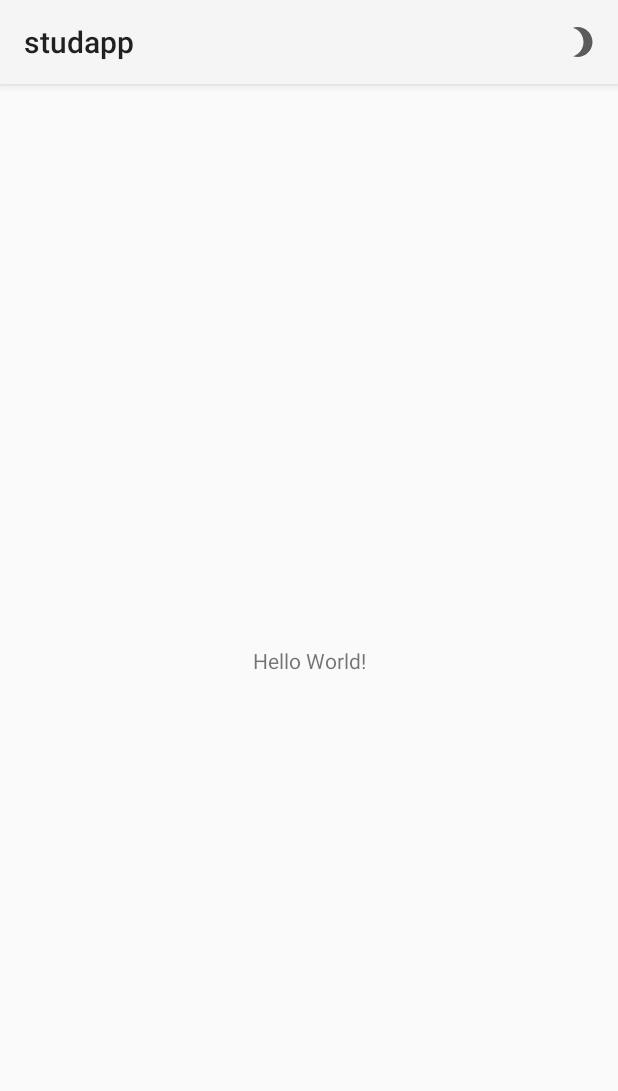
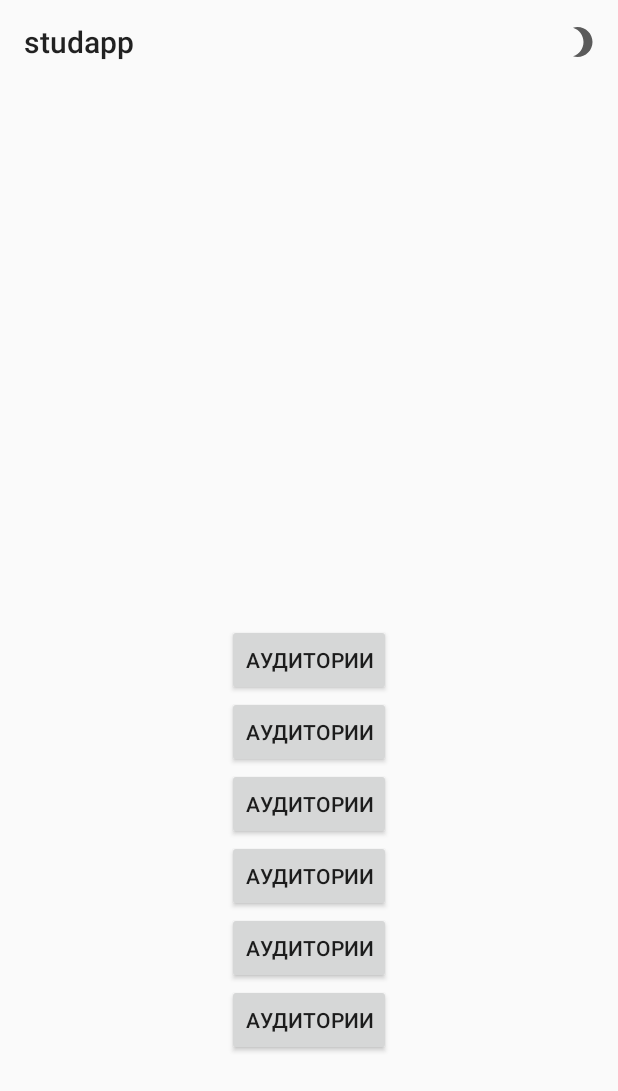
Before and after one commit to hghgrtut/BSUT_student_app, an Android app: the screen it shows after launch (MainActivity), on a phone screen of 412 x 824 dp. Shown: the top 1091 px of the screen. Run offline under Robolectric (Android 15) with nearby library versions, the phone set to English and light mode, and no system bars; our stand-ins replace navigation-ui.

Commit message:
feat: navigation

```diff
--- a/app/src/main/AndroidManifest.xml
+++ b/app/src/main/AndroidManifest.xml
@@ -9,7 +9,8 @@
         android:roundIcon="@mipmap/ic_launcher_round"
         android:supportsRtl="true"
         android:theme="@style/AppTheme">
-        <activity android:name=".mainscreen.MainActivity">
+        <activity android:name=".SomeNavigableActivity"></activity>
+        <activity android:name=".ui.activity.MainActivity">
             <intent-filter>
                 <action android:name="android.intent.action.MAIN" />
 
--- a/app/src/main/java/by/bsut/studapp/mainscreen/MainActivity.kt
+++ /dev/null
@@ -1,34 +0,0 @@
-package by.bsut.studapp.mainscreen
-
-import android.content.res.Configuration
-import androidx.appcompat.app.AppCompatActivity
-import android.os.Bundle
-import android.view.Menu
-import android.view.MenuItem
-import androidx.appcompat.app.AppCompatDelegate
-import by.bsut.studapp.R
-
-class MainActivity : AppCompatActivity() {
-    override fun onCreate(savedInstanceState: Bundle?) {
-        super.onCreate(savedInstanceState)
-        setContentView(R.layout.activity_main)
-    }
-
-    override fun onCreateOptionsMenu(menu: Menu?): Boolean {
-        menuInflater.inflate(R.menu.menu_toolbar, menu)
-        return true
-    }
-
-    override fun onOptionsItemSelected(item: MenuItem): Boolean {
-        return if (item.itemId == R.id.changeTheme) changeTheme()
-        else super.onOptionsItemSelected(item)
-    }
-
-    private fun changeTheme(): Boolean {
-        when (resources.configuration.uiMode and Configuration.UI_MODE_NIGHT_MASK){
-            Configuration.UI_MODE_NIGHT_YES -> AppCompatDelegate.setDefaultNightMode(AppCompatDelegate.MODE_NIGHT_NO)
-            Configuration.UI_MODE_NIGHT_NO -> AppCompatDelegate.setDefaultNightMode(AppCompatDelegate.MODE_NIGHT_YES)
-        }
-        return true
-    }
-}
--- /dev/null
+++ b/app/src/main/java/by/bsut/studapp/ui/activity/MainActivity.kt
@@ -0,0 +1,47 @@
+package by.bsut.studapp.ui.activity
+
+import android.content.res.Configuration
+import android.os.Bundle
+import android.view.Menu
+import android.view.MenuItem
+import androidx.appcompat.app.AppCompatActivity
+import androidx.appcompat.app.AppCompatDelegate
+import androidx.navigation.fragment.NavHostFragment
+import androidx.navigation.ui.NavigationUI
+import by.bsut.studapp.R
+import kotlinx.android.synthetic.main.activity_main.*
+
+class MainActivity : AppCompatActivity(R.layout.activity_main) {
+    private val navController by lazy(LazyThreadSafetyMode.NONE) {
+        val navHostFragment =
+            supportFragmentManager.findFragmentById(R.id.fragment_container_view) as NavHostFragment
+        navHostFragment.navController
+    }
+
+    override fun onCreate(savedInstanceState: Bundle?) {
+        super.onCreate(savedInstanceState)
+
+        setSupportActionBar(toolbar)
+        NavigationUI.setupWithNavController(toolbar, navController)
+    }
+
+    override fun onCreateOptionsMenu(menu: Menu?): Boolean {
+        menuInflater.inflate(R.menu.menu_toolbar, menu)
+        return true
+    }
+
+    override fun onOptionsItemSelected(item: MenuItem): Boolean {
+        return if (item.itemId == R.id.changeTheme) changeTheme()
+        else super.onOptionsItemSelected(item)
+    }
+
+    private fun changeTheme(): Boolean {
+        when (resources.configuration.uiMode and Configuration.UI_MODE_NIGHT_MASK) {
+            Configuration.UI_MODE_NIGHT_YES ->
+                AppCompatDelegate.setDefaultNightMode(AppCompatDelegate.MODE_NIGHT_NO)
+            Configuration.UI_MODE_NIGHT_NO ->
+                AppCompatDelegate.setDefaultNightMode(AppCompatDelegate.MODE_NIGHT_YES)
+        }
+        return true
+    }
+}
--- /dev/null
+++ b/app/src/main/java/by/bsut/studapp/ui/auditories/AuditoriesFragment.kt
@@ -0,0 +1,6 @@
+package by.bsut.studapp.ui.auditories
+
+import androidx.fragment.app.Fragment
+import by.bsut.studapp.R
+
+class AuditoriesFragment : Fragment(R.layout.auditories_fragment)
--- /dev/null
+++ b/app/src/main/java/by/bsut/studapp/ui/main/MainFragment.kt
@@ -0,0 +1,20 @@
+package by.bsut.studapp.ui.main
+
+import android.os.Bundle
+import android.view.View
+import android.widget.Button
+import androidx.fragment.app.Fragment
+import androidx.navigation.fragment.findNavController
+import by.bsut.studapp.R
+
+class MainFragment : Fragment(R.layout.main_fragment) {
+    private val navController by lazy(LazyThreadSafetyMode.NONE) { findNavController() }
+
+    override fun onViewCreated(view: View, savedInstanceState: Bundle?) {
+        super.onViewCreated(view, savedInstanceState)
+
+        view.findViewById<Button>(R.id.go_to_auditories).setOnClickListener {
+            navController.navigate(R.id.action_mainFragment_to_auditoriesFragment)
+        }
+    }
+}
--- a/app/src/main/res/layout/activity_main.xml
+++ b/app/src/main/res/layout/activity_main.xml
@@ -4,15 +4,27 @@
     xmlns:tools="http://schemas.android.com/tools"
     android:layout_width="match_parent"
     android:layout_height="match_parent"
-    tools:context=".mainscreen.MainActivity">
+    tools:context=".ui.activity.MainActivity">
 
-    <TextView
-        android:layout_width="wrap_content"
+    <androidx.appcompat.widget.Toolbar
+        android:id="@+id/toolbar"
+        android:layout_width="match_parent"
         android:layout_height="wrap_content"
-        android:text="Hello World!"
+        app:layout_constraintEnd_toEndOf="parent"
+        app:layout_constraintStart_toStartOf="parent"
+        app:layout_constraintTop_toTopOf="parent">
+    </androidx.appcompat.widget.Toolbar>>
+
+    <androidx.fragment.app.FragmentContainerView
+        android:id="@+id/fragment_container_view"
+        android:name="androidx.navigation.fragment.NavHostFragment"
+        android:layout_width="0dp"
+        android:layout_height="0dp"
+        app:defaultNavHost="true"
         app:layout_constraintBottom_toBottomOf="parent"
-        app:layout_constraintLeft_toLeftOf="parent"
-        app:layout_constraintRight_toRightOf="parent"
-        app:layout_constraintTop_toTopOf="parent" />
+        app:layout_constraintEnd_toEndOf="parent"
+        app:layout_constraintStart_toStartOf="parent"
+        app:layout_constraintTop_toBottomOf="@+id/toolbar"
+        app:navGraph="@navigation/nav_graph" />
 
 </androidx.constraintlayout.widget.ConstraintLayout>
--- /dev/null
+++ b/app/src/main/res/layout/main_fragment.xml
@@ -0,0 +1,65 @@
+<?xml version="1.0" encoding="utf-8"?>
+<androidx.constraintlayout.widget.ConstraintLayout xmlns:android="http://schemas.android.com/apk/res/android"
+    xmlns:app="http://schemas.android.com/apk/res-auto"
+    xmlns:tools="http://schemas.android.com/tools"
+    android:id="@+id/some_navigable"
+    android:layout_width="match_parent"
+    android:layout_height="match_parent"
+    tools:context=".ui.main.MainFragment">
+
+
+    <Button
+        android:id="@+id/go_to_site"
+        android:layout_width="wrap_content"
+        android:layout_height="wrap_content"
+        android:text="@string/auditories"
+        app:layout_constraintBottom_toBottomOf="parent"
+        app:layout_constraintEnd_toEndOf="parent"
+        app:layout_constraintStart_toStartOf="parent"
+        app:layout_constraintTop_toTopOf="parent" />
+
+    <Button
+        android:id="@+id/go_to_timetable"
+        android:layout_width="wrap_content"
+        android:layout_height="wrap_content"
+        android:text="@string/auditories"
+        app:layout_constraintEnd_toEndOf="parent"
+        app:layout_constraintStart_toStartOf="parent"
+        app:layout_constraintTop_toBottomOf="@id/go_to_site" />
+
+    <Button
+        android:id="@+id/go_to_dist"
+        android:layout_width="wrap_content"
+        android:layout_height="wrap_content"
+        android:text="@string/auditories"
+        app:layout_constraintEnd_toEndOf="parent"
+        app:layout_constraintStart_toStartOf="parent"
+        app:layout_constraintTop_toBottomOf="@id/go_to_timetable" />
+
+    <Button
+        android:id="@+id/go_to_rektor"
+        android:layout_width="wrap_content"
+        android:layout_height="wrap_content"
+        android:text="@string/auditories"
+        app:layout_constraintEnd_toEndOf="parent"
+        app:layout_constraintStart_toStartOf="parent"
+        app:layout_constraintTop_toBottomOf="@id/go_to_dist" />
+
+    <Button
+        android:id="@+id/go_to_obsch_org"
+        android:layout_width="wrap_content"
+        android:layout_height="wrap_content"
+        android:text="@string/auditories"
+        app:layout_constraintEnd_toEndOf="parent"
+        app:layout_constraintStart_toStartOf="parent"
+        app:layout_constraintTop_toBottomOf="@id/go_to_rektor" />
+
+    <Button
+        android:id="@+id/go_to_auditories"
+        android:layout_width="wrap_content"
+        android:layout_height="wrap_content"
+        android:text="@string/auditories"
+        app:layout_constraintEnd_toEndOf="parent"
+        app:layout_constraintStart_toStartOf="parent"
+        app:layout_constraintTop_toBottomOf="@id/go_to_obsch_org" />
+</androidx.constraintlayout.widget.ConstraintLayout>
--- /dev/null
+++ b/app/src/main/res/navigation/nav_graph.xml
@@ -0,0 +1,21 @@
+<?xml version="1.0" encoding="utf-8"?>
+<navigation xmlns:android="http://schemas.android.com/apk/res/android"
+    xmlns:app="http://schemas.android.com/apk/res-auto"
+    xmlns:tools="http://schemas.android.com/tools"
+    android:id="@+id/nav_graph"
+    app:startDestination="@id/mainFragment">
+    <fragment
+        android:id="@+id/mainFragment"
+        android:name="by.bsut.studapp.ui.main.MainFragment"
+        android:label="MainFragment"
+        tools:layout="@layout/main_fragment">
+        <action
+            android:id="@+id/action_mainFragment_to_auditoriesFragment"
+            app:destination="@id/auditoriesFragment" />
+    </fragment>
+    <fragment
+        android:id="@+id/auditoriesFragment"
+        android:name="by.bsut.studapp.ui.auditories.AuditoriesFragment"
+        android:label="AuditoriesFragment"
+        tools:layout="@layout/auditories_fragment"/>
+</navigation>
--- a/app/src/main/res/values/strings.xml
+++ b/app/src/main/res/values/strings.xml
@@ -1,4 +1,8 @@
 <resources>
     <string name="app_name">studapp</string>
+    <string name="auditories">Аудитории</string>
     <string name="changeTheme">Сменить тему</string>
+    <string name="dist">Dist'анционка</string>
+    <string name="site">Сайт университета</string>
+    <string name="timetable">Расписание</string>
 </resources>
--- a/app/src/main/res/values/styles.xml
+++ b/app/src/main/res/values/styles.xml
@@ -1,5 +1,5 @@
 <resources>
     <!-- Base application theme. -->
-    <style name="AppTheme" parent="Theme.AppCompat.DayNight"/>
+    <style name="AppTheme" parent="Theme.AppCompat.DayNight.NoActionBar"/>
 
 </resources>
--- a/build.gradle
+++ b/build.gradle
@@ -63,4 +63,5 @@ ext {
     roomVersion = '2.2.5'
     coroutines = '1.3.7'
     daggerVersion = '2.27'
+    navigationVersion = '2.3.0'
 }
```
Also changed, not shown: app/build.gradle (+3 -5 lines), app/src/main/res/layout/auditories_fragment.xml (added, +18 -0 lines), app/src/main/res/layout/some_navigable_activity.xml (added, +7 -0 lines), app/src/main/res/drawable/auditories_schema.webp (added), 3 other files.
